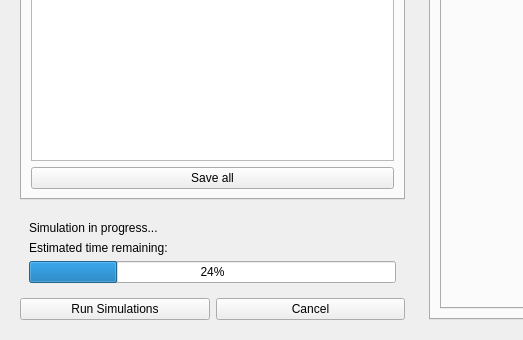
First picture: the form in src/EVA/gui/ui_files/trim.ui, repository ISISMuon/EVA, before the edit; both pictures show x 0 to 523 and y 409 to 749 of the 929 by 749 pixel window.
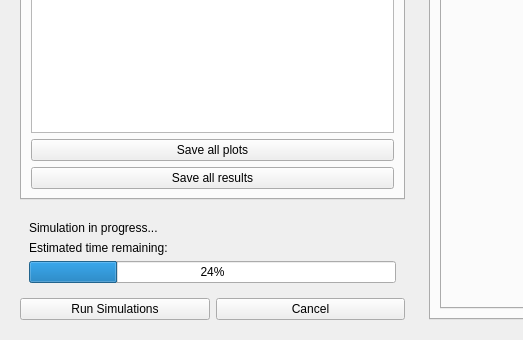
Second picture: the form after the edit. The open tabs and pages were chosen to show the change. Custom widgets are drawn as their Qt base class.

Commit message: Add option to save result plots, normalize results to input number of muons

```diff
--- a/src/EVA/gui/ui_files/trim.ui
+++ b/src/EVA/gui/ui_files/trim.ui
@@ -294,10 +294,17 @@
             </column>
            </widget>
           </item>
-          <item row="3" column="0" colspan="2">
+          <item row="4" column="0" colspan="2">
            <widget class="QPushButton" name="save_all_sims_button">
             <property name="text">
-             <string>Save all</string>
+             <string>Save all results</string>
+            </property>
+           </widget>
+          </item>
+          <item row="3" column="0" colspan="2">
+           <widget class="QPushButton" name="save_all_imgs_button">
+            <property name="text">
+             <string>Save all plots</string>
             </property>
            </widget>
           </item>
```
Left out of the diff: 6 changed lines with no effect on the pictures. The commit also changes 4 other files.
